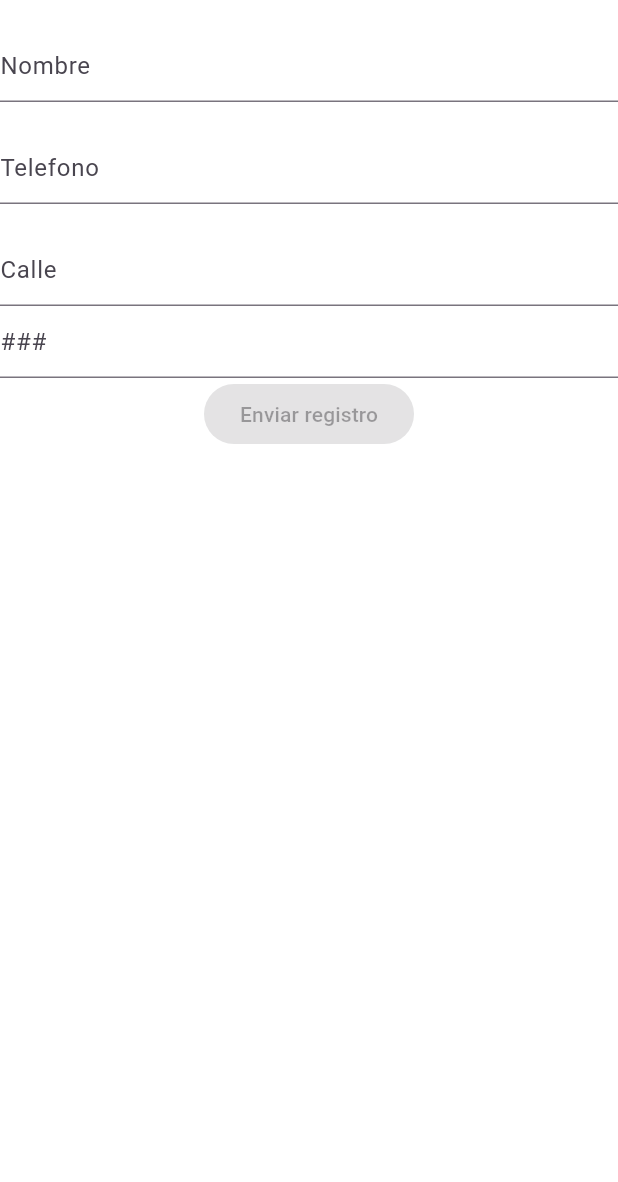
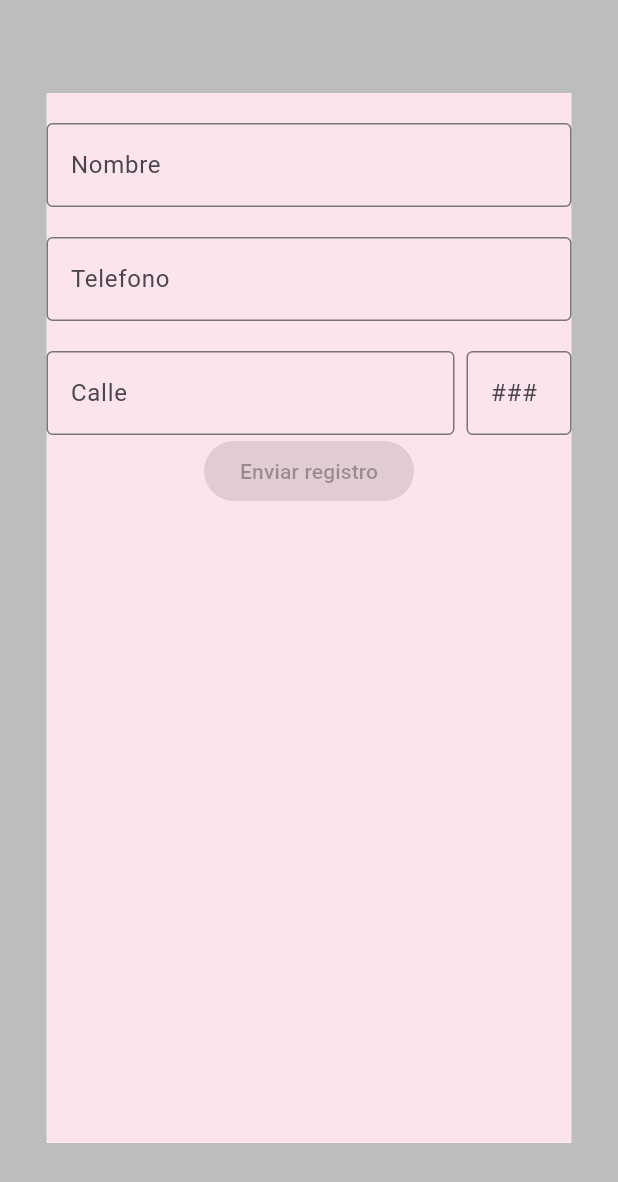
Before and after one commit to AlfonsoArzaveHernandez/app_sg, a Flutter app: the screen it shows after launch, after a tap on "Sign in", on a phone screen of 412 x 824 dp. Shown: the top 1182 px of the screen. Run offline on Flutter 3.47's test engine with Material 3 defaults, Android fonts, the phone set to English and light mode, and no system bars; our stand-ins replace circle_nav_bar.

Commit message:
Fix: apply a Row in the RegisterScreen's form. Now, Calle and Numero are in the same Row of the form

```diff
--- a/lib/screens/main_login_screen.dart
+++ b/lib/screens/main_login_screen.dart
@@ -77,14 +77,15 @@ class FormularioLogin extends StatelessWidget {
             )
             ),
           child: Column(
+            mainAxisAlignment: MainAxisAlignment.spaceEvenly,
             children: [
-              const SizedBox(height: 20,),
+
               const Text('Iniciar Sesion',
                 style: TextStyle(
                   fontSize: 20,
                   color: Colors.black,
                   fontWeight: FontWeight.bold),),
-              const SizedBox(height: 20),
+
               Padding(
                 padding: const EdgeInsets.all(8.0),
                 child: TextFormField(
@@ -108,7 +109,7 @@ class FormularioLogin extends StatelessWidget {
                   ),
                 ),
               ),
-              const SizedBox(height: 20,),
+
                 ElevatedButton(
                   style: ElevatedButton.styleFrom(
                     padding: const EdgeInsets.symmetric(horizontal: 150, vertical: 20)
@@ -118,7 +119,7 @@ class FormularioLogin extends StatelessWidget {
                       context, MaterialPageRoute(builder: (context) => const RegisterScreen() )
                     );
                   }, child: const Text('Sign in')),
-                const SizedBox(height: 20),
+
                 ElevatedButton(
                   style: ElevatedButton.styleFrom(
                     padding: const EdgeInsets.symmetric(horizontal: 150,vertical: 20)),
@@ -128,7 +129,7 @@ class FormularioLogin extends StatelessWidget {
                 );
                 },
                      child: const Text('Log in')),
-                     const SizedBox(height: 20,)
+
             ],
           ),
       ),
--- a/lib/screens/register_screen.dart
+++ b/lib/screens/register_screen.dart
@@ -48,14 +48,18 @@ class FormularioRegistroUsuario extends StatelessWidget {
 
   @override
   Widget build(BuildContext context) {
-    return Container(
-      color: Colors.white,
-      child: Center(
+    return Align(
+      alignment: Alignment.center,
+      child: Container(
+        height: 700,
+        width: 350,
+        color: Colors.pink.shade50,
         child: Column(
           children: [
             const SizedBox(height: 20),
             TextFormField(
               decoration: const InputDecoration(
+                border: OutlineInputBorder(),
                 hintText: 'Nombre'
               ),
             ),
@@ -63,23 +67,38 @@ class FormularioRegistroUsuario extends StatelessWidget {
 
             TextFormField(
               decoration: const InputDecoration(
+                border: OutlineInputBorder(),
                 hintText: 'Telefono'),
             ),
 
             const SizedBox(height: 20),
-            TextFormField(
+            Row(
+              children: [
+                // Campo para Calle (ocupa todo el espacio disponible)
+                Expanded(
+                  child: TextFormField(
+                    decoration: const InputDecoration(
+                      labelText: 'Calle',
+                      border: OutlineInputBorder(),
+                    ),
+                  ),
+                ),
+                const SizedBox(width: 8), // Espacio entre campos
 
-              decoration: const InputDecoration(
-
-                hintText: 'Calle'
-              ),
+                // Campo para Número (tamaño pequeño y hint text)
+                SizedBox(
+                  width: 70, // Ancho reducido
+                  child: TextFormField(
+                    decoration: const InputDecoration(
+                      hintText: '###', // Hint text pequeño
+                      border: OutlineInputBorder(),
+                    ),
+                    keyboardType: TextInputType.number,
+                  ),
+                ),
+              ],
             ),
-            TextFormField(
-              decoration: const InputDecoration(
-                hintText: '###'
-              ),
-            ),
-            ElevatedButton(onPressed: null, child: const Text('Enviar registro'))
+            const ElevatedButton(onPressed: null, child: Text('Enviar registro'))
           ],
         ),
       ),
--- a/lib/screens/residentes/nueva_visita_screen.dart
+++ b/lib/screens/residentes/nueva_visita_screen.dart
@@ -7,7 +7,7 @@ class NuevaVisitaScreen extends StatelessWidget {
   Widget build(BuildContext context) {
     return Scaffold(
       backgroundColor: Colors.pink.shade400,
-      body: ContenidoNuevaVisita()
+      body: const ContenidoNuevaVisita()
     );
   }
 }
@@ -23,7 +23,8 @@ class _ContenidoNuevaVisitaState extends State<ContenidoNuevaVisita> {
   @override
   Widget build(BuildContext context) {
     return Container(
-      child: Center(
+      color: Colors.amber.shade400,
+      child: const  Center(
         child: Stack(children: [
           FondoNuevaVisita(),
           FormularioNuevaVisita()
```
